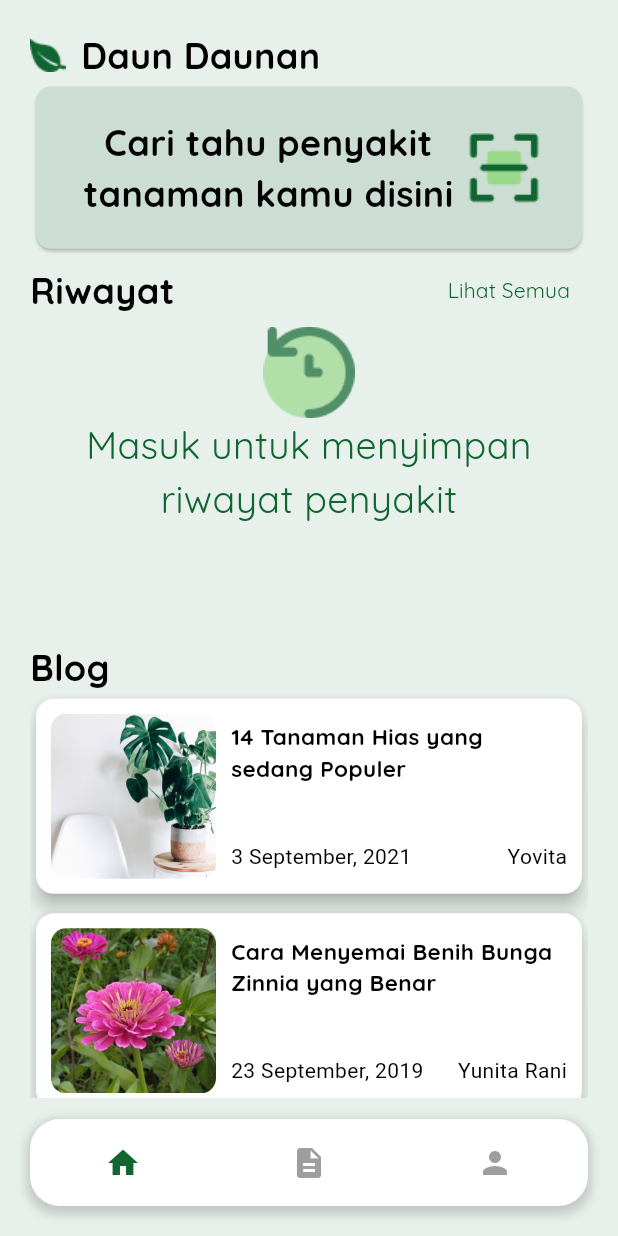
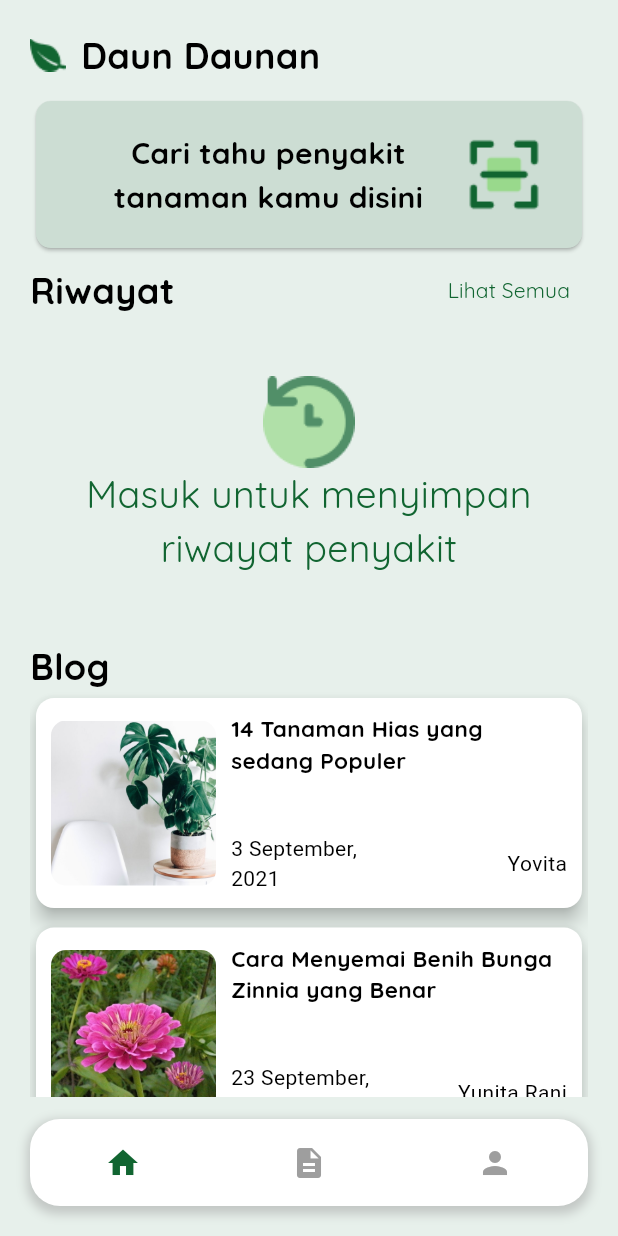
Before and after one commit to FieryInferno/aplikasi_pendeteksi_penyakit_tanaman, a Flutter app: the screen it shows after launch, on a phone screen of 412 x 824 dp. Run offline on Flutter 3.47's test engine with Material 2 defaults, Android fonts, the phone set to English and light mode, and no system bars; our stand-ins replace image_picker, shared_preferences; missing offline and left inert: jwt_decode.

Commit message:
Fix home page

```diff
--- a/lib/components/blog_item.dart
+++ b/lib/components/blog_item.dart
@@ -41,8 +41,8 @@ class BlogItem extends StatelessWidget {
                   Row(
                     mainAxisAlignment: MainAxisAlignment.spaceBetween,
                     children: [
-                      Text('${blog['date']}'),
-                      Text('${blog['author']}'),
+                      Flexible(child: Text('${blog['date']}')),
+                      Flexible(child: Text('${blog['author']}')),
                     ],
                   ),
                 ],
--- a/lib/components/page_wrap.dart
+++ b/lib/components/page_wrap.dart
@@ -25,7 +25,6 @@ class PageWrapper extends StatelessWidget {
             children: [
               Flexible(
                 child: Row(
-                  mainAxisAlignment: MainAxisAlignment.start,
                   children: [
                     Image.asset('assets/images/logo.png'),
                     const SizedBox(width: 10),
@@ -37,6 +36,7 @@ class PageWrapper extends StatelessWidget {
                   ],
                 ),
               ),
+              const SizedBox(height: 10),
               Expanded(
                 flex: 20,
                 child: child ?? const SizedBox(),
--- a/lib/pages/home.dart
+++ b/lib/pages/home.dart
@@ -35,6 +35,7 @@ class Home extends StatelessWidget {
             itemCount: _list.length,
           )
         : Column(
+            mainAxisAlignment: MainAxisAlignment.center,
             children: [
               Image.asset('assets/images/riwayat.png'),
               const TextWidget(
@@ -53,6 +54,7 @@ class Home extends StatelessWidget {
       'Daun Daunan',
       child: Column(
         crossAxisAlignment: CrossAxisAlignment.start,
+        mainAxisSize: MainAxisSize.min,
         children: [
           GestureDetector(
             onTap: () {
@@ -70,6 +72,7 @@ class Home extends StatelessWidget {
                   horizontal: 25,
                 ),
                 child: Row(
+                  mainAxisAlignment: MainAxisAlignment.spaceBetween,
                   children: [
                     const Flexible(
                       child: Text(
@@ -77,7 +80,7 @@ class Home extends StatelessWidget {
                         textAlign: TextAlign.center,
                         style: TextStyle(
                           fontWeight: FontWeight.bold,
-                          fontSize: 24,
+                          fontSize: 20,
                           fontFamily: 'Quicksand',
                         ),
                       ),
@@ -133,8 +136,7 @@ class Home extends StatelessWidget {
           ),
           const SizedBox(height: 10),
           const TitleWidget(title: 'Blog'),
-          LimitedBox(
-            maxHeight: 270,
+          Expanded(
             child: ListView.separated(
               itemBuilder: (context, index) => ClickWidget(
                 destination: BlogDetail(_blogs[index]),
```
